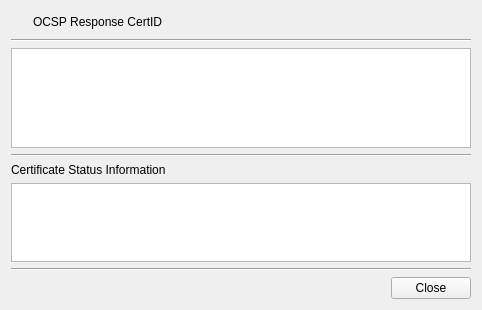
First picture: the form in BerEditor/cert_id_dlg.ui, repository jykim74/BerEditor, before the edit.
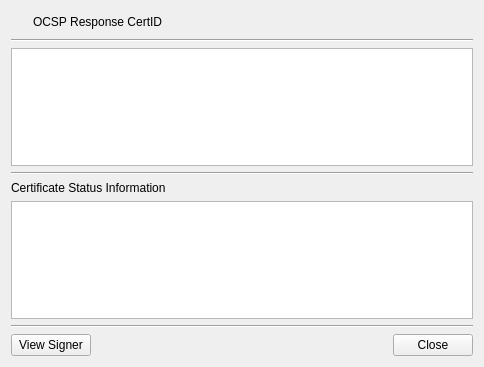
Second picture: the form after the edit. Icons and pictures are not drawn.

The edit to the form file:
```diff
--- a/BerEditor/cert_id_dlg.ui
+++ b/BerEditor/cert_id_dlg.ui
@@ -6,8 +6,8 @@
    <rect>
     <x>0</x>
     <y>0</y>
-    <width>478</width>
-    <height>310</height>
+    <width>484</width>
+    <height>367</height>
    </rect>
   </property>
   <property name="windowTitle">
@@ -120,14 +120,14 @@
      <property name="topMargin">
       <number>0</number>
      </property>
-     <item row="0" column="1">
+     <item row="0" column="2">
       <widget class="QPushButton" name="mCloseBtn">
        <property name="text">
         <string>Close</string>
        </property>
       </widget>
      </item>
-     <item row="0" column="0">
+     <item row="0" column="1">
       <spacer name="horizontalSpacer">
        <property name="orientation">
         <enum>Qt::Horizontal</enum>
@@ -140,6 +140,13 @@
        </property>
       </spacer>
      </item>
+     <item row="0" column="0">
+      <widget class="QPushButton" name="mViewSignerBtn">
+       <property name="text">
+        <string>View Signer</string>
+       </property>
+      </widget>
+     </item>
     </layout>
    </item>
   </layout>
```
Left out of the diff: 6 changed lines with no effect on the pictures.
